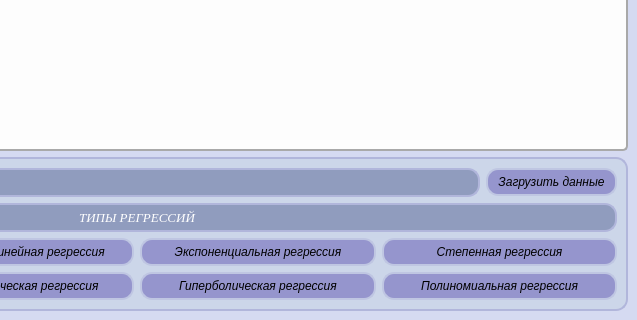
First picture: the form in Classical mathematical models of complex system/Laba1_EuroToRubleExchangeRate/mainwindow.ui, repository ImmortalAbode/Master_degree_uni-assignments, before the edit; both pictures show x 363 to 1000 and y 380 to 700 of the 1000 by 700 pixel window.
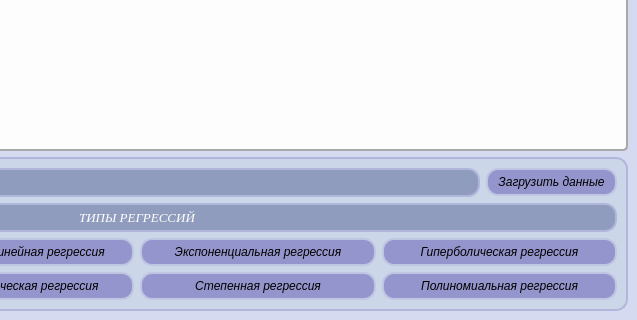
Second picture: the form after the edit.

```diff
--- a/Classical mathematical models of complex system/Laba1_EuroToRubleExchangeRate/mainwindow.ui
+++ b/Classical mathematical models of complex system/Laba1_EuroToRubleExchangeRate/mainwindow.ui
@@ -565,7 +565,7 @@
             </widget>
            </item>
            <item>
-            <widget class="QPushButton" name="pushButton_HyperReg">
+            <widget class="QPushButton" name="pushButton_PowerReg">
              <property name="sizePolicy">
               <sizepolicy hsizetype="Preferred" vsizetype="Fixed">
                <horstretch>0</horstretch>
@@ -599,7 +599,7 @@
 </string>
              </property>
              <property name="text">
-              <string>Гиперболическая регрессия</string>
+              <string>Степенная регрессия</string>
              </property>
             </widget>
            </item>
@@ -608,7 +608,7 @@
          <item>
           <layout class="QVBoxLayout" name="verticalLayout_Block4">
            <item>
-            <widget class="QPushButton" name="pushButton_PowerReg">
+            <widget class="QPushButton" name="pushButton_HyperReg">
              <property name="sizePolicy">
               <sizepolicy hsizetype="Preferred" vsizetype="Fixed">
                <horstretch>0</horstretch>
@@ -642,7 +642,7 @@
 </string>
              </property>
              <property name="text">
-              <string>Степенная регрессия</string>
+              <string>Гиперболическая регрессия</string>
              </property>
             </widget>
            </item>
```
